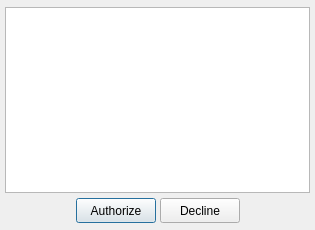
This is plugins/icq/acceptauthdialog.ui in Winand/mqutim as Qt 5 draws it before an edit. The edited form follows.
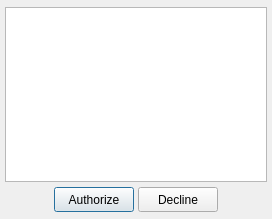
This is the edited form. Icons and pictures are not drawn.

```diff
--- a/plugins/icq/acceptauthdialog.ui
+++ b/plugins/icq/acceptauthdialog.ui
@@ -1,12 +1,12 @@
 <ui version="4.0" >
  <class>acceptAuthDialogClass</class>
- <widget class="QDialog" name="acceptAuthDialogClass" >
-  <property name="geometry" >
+ <widget class="QDialog" name="acceptAuthDialogClass">
+  <property name="geometry">
    <rect>
     <x>0</x>
     <y>0</y>
-    <width>315</width>
-    <height>230</height>
+    <width>272</width>
+    <height>219</height>
    </rect>
   </property>
   <property name="windowTitle" >
@@ -115,9 +115,7 @@
    </item>
   </layout>
  </widget>
- <layoutdefault spacing="6" margin="11" />
- <resources>
-  <include location="../../../qutim.qrc" />
- </resources>
+ <layoutdefault spacing="6" margin="11"/>
+ <resources/>
  <connections/>
 </ui>
```
Left out of the diff: 69 changed lines with no effect on the pictures.
